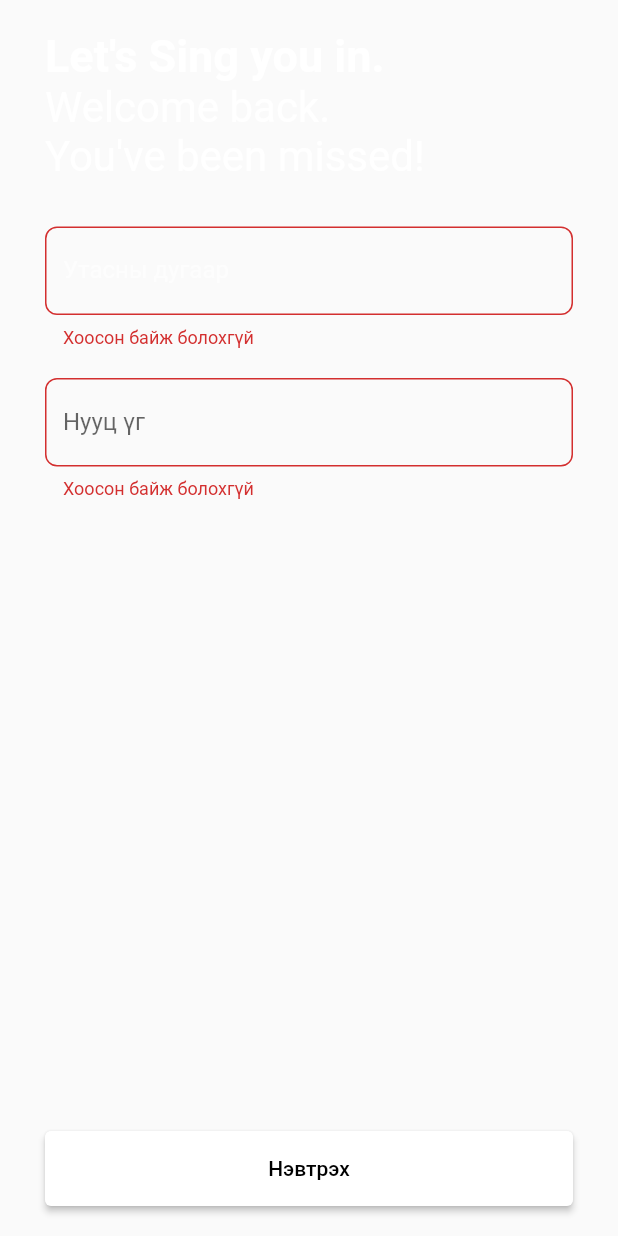
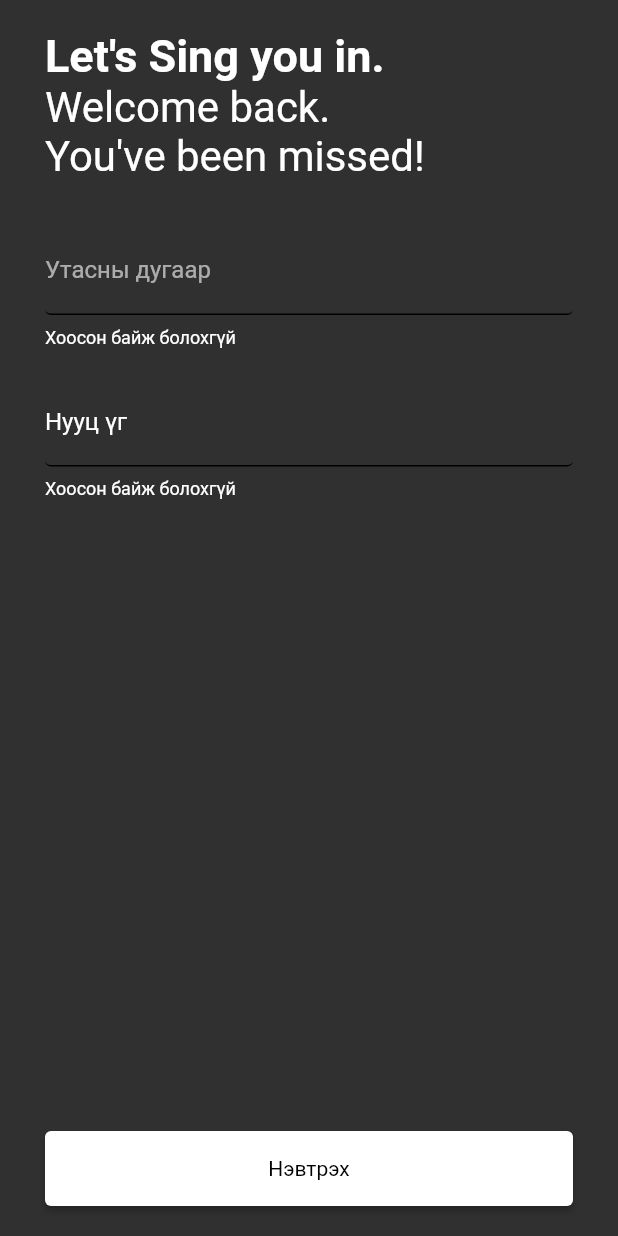
Before and after one commit to Enkhjavkhlan/flutter-lesson, a Flutter app: the LoginPage widget shown alone on an empty page, opened directly, after a tap on "Нэвтрэх", on a phone screen of 412 x 824 dp. Run offline on Flutter 3.47's test engine with Material 2 defaults, Android fonts, the phone set to English and light mode, and no system bars; our stand-ins replace easy_localization, image_picker; network calls fail.

```diff
--- /dev/null
+++ b/assets/translations/en-US.json
@@ -0,0 +1,4 @@
+{
+    "top": "Top movies",
+    "all": "All movies"
+}
--- /dev/null
+++ b/assets/translations/mn-MN.json
@@ -0,0 +1,4 @@
+{
+    "top": "Шилдэг кино",
+    "all": "Бүх кино"
+}
--- a/lib/main.dart
+++ b/lib/main.dart
@@ -1,11 +1,21 @@
+import 'package:easy_localization/easy_localization.dart';
 import 'package:flutter/material.dart';
 import 'package:movie/global_keys.dart';
 import 'package:movie/providers/common.dart';
 import 'package:movie/screens/home.dart';
+import 'package:movie/theme/styles.dart';
 import 'package:provider/provider.dart';
 
-void main() {
-  runApp(const MyApp());
+void main() async {
+  WidgetsFlutterBinding.ensureInitialized();
+  await EasyLocalization.ensureInitialized();
+
+  runApp(EasyLocalization(
+      supportedLocales: [Locale('en', 'US'), Locale('mn', 'MN')],
+      path:
+          'assets/translations', // <-- change the path of the translation files
+      fallbackLocale: Locale('en', 'US'),
+      child: MyApp()));
 }
 
 class MyApp extends StatelessWidget {
@@ -21,6 +31,14 @@ class MyApp extends StatelessWidget {
       child: MaterialApp(
         title: 'Movie app',
         navigatorKey: GlobalKeys.navigatorKey,
+        builder: (context, child) => MediaQuery(
+          data: MediaQuery.of(context).copyWith(textScaleFactor: 1.0),
+          child: child!,
+        ),
+        theme: myTheme,
+        localizationsDelegates: context.localizationDelegates,
+        supportedLocales: context.supportedLocales,
+        locale: context.locale,
         home: HomePage(),
       ),
     );
--- a/lib/providers/common.dart
+++ b/lib/providers/common.dart
@@ -5,7 +5,7 @@ class CommonProvider extends ChangeNotifier {
   List<MovieModel> movies = [];
   List<int> wishListids = [];
   int currentIdx = 0;
-  bool isLogged = false;
+  bool isLogged = true;
   void setMovies(List<MovieModel> data) {
     movies = data;
     notifyListeners();
--- a/lib/screens/movies.dart
+++ b/lib/screens/movies.dart
@@ -1,5 +1,6 @@
 import 'dart:convert';
 
+import 'package:easy_localization/easy_localization.dart';
 import 'package:flutter/material.dart';
 import 'package:movie/model/movie/index.dart';
 import 'package:movie/providers/common.dart';
@@ -48,7 +49,7 @@ class _MoviesPageState extends State<MoviesPage> {
                   Padding(
                     padding: EdgeInsets.only(left: 10),
                     child: Text(
-                      "Шилдэг",
+                      "top".tr(),
                       style: TextStyle(
                           fontSize: 24,
                           fontWeight: FontWeight.bold,
--- a/lib/screens/profile.dart
+++ b/lib/screens/profile.dart
@@ -1,19 +1,78 @@
+import 'package:easy_localization/easy_localization.dart';
 import 'package:flutter/material.dart';
+import 'package:image_picker/image_picker.dart';
+import 'package:movie/global_keys.dart';
 import 'package:movie/providers/common.dart';
 import 'package:movie/widget/login.dart';
 import 'package:provider/provider.dart';
 
-class ProfilePage extends StatelessWidget {
+class ProfilePage extends StatefulWidget {
   const ProfilePage({super.key});
 
   @override
+  State<ProfilePage> createState() => _ProfilePageState();
+}
+
+class _ProfilePageState extends State<ProfilePage> {
+  void _onChangeLanguage() {
+    final context = GlobalKeys.navigatorKey.currentContext!;
+    if (context.locale.languageCode == Locale('mn', 'MN').languageCode) {
+      context.setLocale(Locale('en', 'US'));
+    } else
+      context.setLocale(Locale('mn', "MN"));
+  }
+
+  @override
+  void initState() {
+    super.initState();
+  }
+
+  void _onImagePicker(ImageSource source) async {
+    XFile? file = await ImagePicker().pickImage(source: source);
+    print("file");
+    print(file?.name);
+  }
+
+  @override
   Widget build(BuildContext context) {
+    final size = MediaQuery.of(context).devicePixelRatio;
+    print(size);
     return Consumer<CommonProvider>(builder: (context, provider, child) {
       return provider.isLogged
           ? Center(
-              child: ElevatedButton(
-                  onPressed: () => provider.onLogout(), child: Text("Гарах")),
-            )
+              child: Column(
+              mainAxisAlignment: MainAxisAlignment.center,
+              children: [
+                ElevatedButton(
+                  onPressed: () => _onImagePicker(ImageSource.gallery),
+                  child: Text("Зураг"),
+                ),
+                ElevatedButton(
+                  onPressed: () => _onImagePicker(ImageSource.camera),
+                  child: Text("Камер"),
+                ),
+                ElevatedButton(
+                  onPressed: () => provider.onLogout(),
+                  child: Text("Гарах"),
+                ),
+                SizedBox(
+                  width: 75,
+                  child: ElevatedButton(
+                    style: ButtonStyle(
+                        shape: MaterialStateProperty
+                            .all<RoundedRectangleBorder>(RoundedRectangleBorder(
+                                borderRadius: BorderRadius.circular(8),
+                                side: BorderSide(color: Colors.red, width: 5))),
+                        backgroundColor:
+                            MaterialStateProperty.all(Colors.white),
+                        foregroundColor:
+                            MaterialStateProperty.all(Colors.black)),
+                    onPressed: _onChangeLanguage,
+                    child: Text(context.locale.languageCode),
+                  ),
+                ),
+              ],
+            ))
           : Center(
               child: LoginPage(),
             );
--- /dev/null
+++ b/lib/theme/styles.dart
@@ -0,0 +1,289 @@
+import 'package:flutter/material.dart';
+
+final ThemeData myTheme = ThemeData(
+  primarySwatch: MaterialColor(4280361249, {
+    50: Color(0xfff2f2f2),
+    100: Color(0xffe6e6e6),
+    200: Color(0xffcccccc),
+    300: Color(0xffb3b3b3),
+    400: Color(0xff999999),
+    500: Color(0xff808080),
+    600: Color(0xff666666),
+    700: Color(0xff4d4d4d),
+    800: Color(0xff333333),
+    900: Color(0xff191919)
+  }),
+  brightness: Brightness.dark,
+  primaryColor: Color(0xff212121),
+  primaryColorLight: Color(0xff9e9e9e),
+  primaryColorDark: Color(0xff000000),
+  canvasColor: Color(0xff303030),
+  scaffoldBackgroundColor: Color(0xff303030),
+  bottomAppBarColor: Color(0xff424242),
+  cardColor: Color(0xff424242),
+  dividerColor: Color(0x1fffffff),
+  highlightColor: Color(0x40cccccc),
+  splashColor: Color(0x40cccccc),
+  selectedRowColor: Color(0xfff5f5f5),
+  unselectedWidgetColor: Color(0xb3ffffff),
+  disabledColor: Color(0x62ffffff),
+  toggleableActiveColor: Color(0xff64ffda),
+  secondaryHeaderColor: Color(0xff616161),
+  backgroundColor: Color(0xff616161),
+  dialogBackgroundColor: Color(0xff424242),
+  indicatorColor: Color(0xff64ffda),
+  hintColor: Color(0x80ffffff),
+  errorColor: Color(0xffd32f2f),
+  buttonTheme: ButtonThemeData(
+    textTheme: ButtonTextTheme.normal,
+    minWidth: 88,
+    height: 36,
+    padding: EdgeInsets.only(top: 0, bottom: 0, left: 16, right: 16),
+    shape: RoundedRectangleBorder(
+      side: BorderSide(
+        color: Color(0xff000000),
+        width: 0,
+        style: BorderStyle.none,
+      ),
+      borderRadius: BorderRadius.all(Radius.circular(2.0)),
+    ),
+    alignedDropdown: false,
+    buttonColor: Color(0xff5e636e),
+    disabledColor: Color(0x61ffffff),
+    highlightColor: Color(0x29ffffff),
+    splashColor: Color(0x1fffffff),
+    focusColor: Color(0x1fffffff),
+    hoverColor: Color(0x0affffff),
+    colorScheme: ColorScheme(
+      primary: Color(0xff36393f),
+      secondary: Color(0xff64ffda),
+      surface: Color(0xff424242),
+      background: Color(0xff616161),
+      error: Color(0xffd32f2f),
+      onPrimary: Color(0xffffffff),
+      onSecondary: Color(0xff000000),
+      onSurface: Color(0xffffffff),
+      onBackground: Color(0xffffffff),
+      onError: Color(0xff000000),
+      brightness: Brightness.dark,
+    ),
+  ),
+  textTheme: TextTheme(
+    caption: TextStyle(
+      color: Color(0xb3ffffff),
+      fontSize: null,
+      fontWeight: FontWeight.w400,
+      fontStyle: FontStyle.normal,
+    ),
+    button: TextStyle(
+      color: Color(0xffffffff),
+      fontSize: null,
+      fontWeight: FontWeight.w400,
+      fontStyle: FontStyle.normal,
+    ),
+    overline: TextStyle(
+      color: Color(0xffffffff),
+      fontSize: null,
+      fontWeight: FontWeight.w400,
+      fontStyle: FontStyle.normal,
+    ),
+  ),
+  primaryTextTheme: TextTheme(
+    caption: TextStyle(
+      color: Color(0xb3ffffff),
+      fontSize: null,
+      fontWeight: FontWeight.w400,
+      fontStyle: FontStyle.normal,
+    ),
+    button: TextStyle(
+      color: Color(0xffffffff),
+      fontSize: null,
+      fontWeight: FontWeight.w400,
+      fontStyle: FontStyle.normal,
+    ),
+    overline: TextStyle(
+      color: Color(0xffffffff),
+      fontSize: null,
+      fontWeight: FontWeight.w400,
+      fontStyle: FontStyle.normal,
+    ),
+  ),
+  inputDecorationTheme: InputDecorationTheme(
+    labelStyle: TextStyle(
+      color: Color(0xffffffff),
+      fontSize: null,
+      fontWeight: FontWeight.w400,
+      fontStyle: FontStyle.normal,
+    ),
+    helperStyle: TextStyle(
+      color: Color(0xffffffff),
+      fontSize: null,
+      fontWeight: FontWeight.w400,
+      fontStyle: FontStyle.normal,
+    ),
+    hintStyle: TextStyle(
+      color: Color(0xffffffff),
+      fontSize: null,
+      fontWeight: FontWeight.w400,
+      fontStyle: FontStyle.normal,
+    ),
+    errorStyle: TextStyle(
+      color: Color(0xffffffff),
+      fontSize: null,
+      fontWeight: FontWeight.w400,
+      fontStyle: FontStyle.normal,
+    ),
+    errorMaxLines: null,
+    isDense: false,
+    contentPadding: EdgeInsets.only(top: 12, bottom: 12, left: 0, right: 0),
+    isCollapsed: false,
+    prefixStyle: TextStyle(
+      color: Color(0xffffffff),
+      fontSize: null,
+      fontWeight: FontWeight.w400,
+      fontStyle: FontStyle.normal,
+    ),
+    suffixStyle: TextStyle(
+      color: Color(0xffffffff),
+      fontSize: null,
+      fontWeight: FontWeight.w400,
+      fontStyle: FontStyle.normal,
+    ),
+    counterStyle: TextStyle(
+      color: Color(0xffffffff),
+      fontSize: null,
+      fontWeight: FontWeight.w400,
+      fontStyle: FontStyle.normal,
+    ),
+    filled: false,
+    fillColor: Color(0x00000000),
+    errorBorder: UnderlineInputBorder(
+      borderSide: BorderSide(
+        color: Color(0xff000000),
+        width: 1,
+        style: BorderStyle.solid,
+      ),
+      borderRadius: BorderRadius.all(Radius.circular(4.0)),
+    ),
+    focusedBorder: OutlineInputBorder(
+      borderSide: BorderSide(
+        color: Color(0xff000000),
+        width: 1,
+        style: BorderStyle.solid,
+      ),
+      borderRadius: BorderRadius.all(Radius.circular(4.0)),
+    ),
+    focusedErrorBorder: UnderlineInputBorder(
+      borderSide: BorderSide(
+        color: Color(0xff000000),
+        width: 1,
+        style: BorderStyle.solid,
+      ),
+      borderRadius: BorderRadius.all(Radius.circular(4.0)),
+    ),
+    disabledBorder: UnderlineInputBorder(
+      borderSide: BorderSide(
+        color: Color(0xff000000),
+        width: 1,
+        style: BorderStyle.solid,
+      ),
+      borderRadius: BorderRadius.all(Radius.circular(4.0)),
+    ),
+    enabledBorder: UnderlineInputBorder(
+      borderSide: BorderSide(
+        color: Color(0xff000000),
+        width: 1,
+        style: BorderStyle.solid,
+      ),
+      borderRadius: BorderRadius.all(Radius.circular(4.0)),
+    ),
+    border: OutlineInputBorder(
+      borderSide: BorderSide(
+        color: Color(0xff000000),
+        width: 1,
+        style: BorderStyle.solid,
+      ),
+      borderRadius: BorderRadius.all(Radius.circular(4.0)),
+    ),
+  ),
+  iconTheme: IconThemeData(
+    color: Color(0xffffffff),
+    opacity: 1,
+    size: 24,
+  ),
+  primaryIconTheme: IconThemeData(
+    color: Color(0xffffffff),
+    opacity: 1,
+    size: 24,
+  ),
+  accentIconTheme: IconThemeData(
+    color: Color(0xff000000),
+    opacity: 1,
+    size: 24,
+  ),
+  sliderTheme: SliderThemeData(
+    activeTrackColor: null,
+    inactiveTrackColor: null,
+    disabledActiveTrackColor: null,
+    disabledInactiveTrackColor: null,
+    activeTickMarkColor: null,
+    inactiveTickMarkColor: null,
+    disabledActiveTickMarkColor: null,
+    disabledInactiveTickMarkColor: null,
+    thumbColor: null,
+    disabledThumbColor: null,
+    thumbShape: null,
+    overlayColor: null,
+    valueIndicatorColor: null,
+    valueIndicatorShape: null,
+    showValueIndicator: null,
+    valueIndicatorTextStyle: TextStyle(
+      color: Color(0xdd000000),
+      fontSize: null,
+      fontWeight: FontWeight.w400,
+      fontStyle: FontStyle.normal,
+    ),
+  ),
+  tabBarTheme: TabBarTheme(
+    indicatorSize: TabBarIndicatorSize.tab,
+    labelColor: Color(0xffffffff),
+    unselectedLabelColor: Color(0xb2ffffff),
+  ),
+  chipTheme: ChipThemeData(
+    backgroundColor: Color(0x1fffffff),
+    brightness: Brightness.dark,
+    deleteIconColor: Color(0xdeffffff),
+    disabledColor: Color(0x0cffffff),
+    labelPadding: EdgeInsets.only(top: 0, bottom: 0, left: 8, right: 8),
+    labelStyle: TextStyle(
+      color: Color(0xdeffffff),
+      fontSize: null,
+      fontWeight: FontWeight.w400,
+      fontStyle: FontStyle.normal,
+    ),
+    padding: EdgeInsets.only(top: 4, bottom: 4, left: 4, right: 4),
+    secondaryLabelStyle: TextStyle(
+      color: Color(0x3dffffff),
+      fontSize: null,
+      fontWeight: FontWeight.w400,
+      fontStyle: FontStyle.normal,
+    ),
+    secondarySelectedColor: Color(0x3d212121),
+    selectedColor: Color(0x3dffffff),
+    shape: StadiumBorder(
+        side: BorderSide(
+      color: Color(0xff000000),
+      width: 0,
+      style: BorderStyle.none,
+    )),
+  ),
+  dialogTheme: DialogTheme(
+      shape: RoundedRectangleBorder(
+    side: BorderSide(
+      color: Color(0xff000000),
+      width: 0,
+      style: BorderStyle.none,
+    ),
+    borderRadius: BorderRadius.all(Radius.circular(0.0)),
+  )),
+);
--- a/pubspec.yaml
+++ b/pubspec.yaml
@@ -17,6 +17,8 @@ dependencies:
   json_annotation: ^4.8.0
   build_runner: ^2.3.3
   provider: ^6.0.5
+  easy_localization: ^3.0.1
+  image_picker: ^0.8.6+1
 
 dev_dependencies:
   flutter_test:
@@ -34,6 +36,7 @@ flutter:
   # To add assets to your application, add an assets section, like this:
   assets:
     - assets/movies.json
+    - assets/translations/
   #   - images/a_dot_ham.jpeg
 
   # An image asset can refer to one or more resolution-specific "variants", see
```
Also changed, not shown: pubspec.lock, 3 other files.
